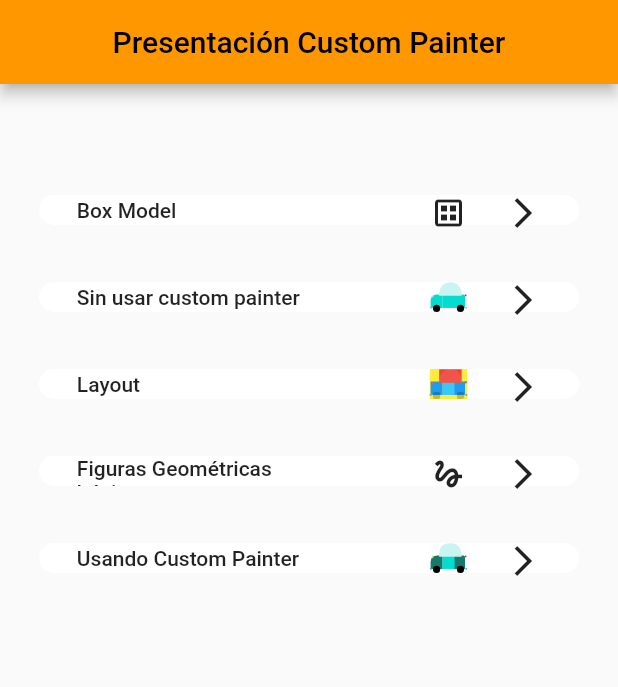
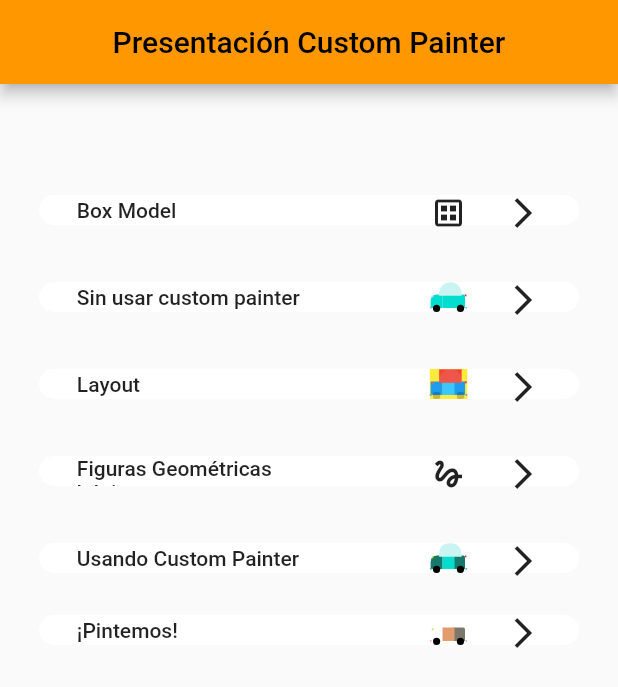
Before and after one commit to somosaleteo/aleteo_car, a Flutter app: the screen it shows after launch, on a phone screen of 412 x 824 dp. Shown: the top 687 px of the screen. Run offline on Flutter 3.47's test engine with Material 2 defaults, Android fonts, the phone set to English and light mode, and no system bars.

Commit message:
Workshop Car Added

```diff
--- /dev/null
+++ b/lib/ui/pages/my_car__workshop_custom_painter_page.dart
@@ -0,0 +1,25 @@
+import 'package:aleteo_car/ui/widgets/cars/car_types/car_workshop_custom_painter_fiat_widget%20copy.dart';
+import 'package:flutter/material.dart';
+
+import '../../helpers/responsive_helper.dart';
+import '../widgets/my_custom_scaffold_widget.dart';
+
+class MyCarWorkshopCustomPainterPage extends StatelessWidget {
+  const MyCarWorkshopCustomPainterPage({Key? key}) : super(key: key);
+
+  @override
+  Widget build(BuildContext context) {
+    final tmp = dpFromSize(MediaQuery.of(context).size, 380, true);
+    final Size size = Size(tmp * 1.25, tmp);
+
+    return MyCustomScaffold(
+      title: 'Usando Custom painter',
+      page: Center(
+        child: CarWorkshopCustomPainterFiatWidget(
+          size: size,
+          showLayoutColors: false,
+        ),
+      ),
+    );
+  }
+}
--- a/lib/ui/pages/my_home_page.dart
+++ b/lib/ui/pages/my_home_page.dart
@@ -1,3 +1,5 @@
+import 'package:aleteo_car/ui/pages/my_car__workshop_custom_painter_page.dart';
+import 'package:aleteo_car/ui/widgets/cars/car_types/car_workshop_custom_painter_fiat_widget%20copy.dart';
 import 'package:flutter/material.dart';
 
 import '../../helpers/responsive_helper.dart';
@@ -82,6 +84,15 @@ class MyHomePage extends StatelessWidget {
                     showLayoutColors: false,
                   ),
                 ),
+                MyNavigatorButtonWidget(
+                  page: const MyCarWorkshopCustomPainterPage(),
+                  size: size,
+                  label: "¡Pintemos!",
+                  child: CarWorkshopCustomPainterFiatWidget(
+                    size: size2,
+                    showLayoutColors: false,
+                  ),
+                ),
               ],
             ),
           ),
--- /dev/null
+++ b/lib/ui/widgets/cars/car_types/car_workshop_custom_painter_fiat_widget copy.dart
@@ -0,0 +1,226 @@
+import 'package:aleteo_car/ui/widgets/vehicle_parts/car_bonnets/car_bonnet_workshop_custom_painter_widget.dart';
+import 'package:aleteo_car/ui/widgets/vehicle_parts/car_cockpicks/car_cockpick_workshop_custom_painter_widget.dart';
+import 'package:aleteo_car/ui/widgets/vehicle_parts/car_doors/car_door_workshop_custom_painter_widget.dart';
+import 'package:aleteo_car/ui/widgets/vehicle_parts/car_front_bumpers/car_front_bumber_workshop_custom_painter_widget.dart';
+import 'package:aleteo_car/ui/widgets/vehicle_parts/car_front_lights/car_front_light_workshop_custom_painter_widget.dart';
+import 'package:aleteo_car/ui/widgets/vehicle_parts/car_rear_bumpers/car_rear_bumper_workshop_custom_painter_widget.dart';
+import 'package:aleteo_car/ui/widgets/vehicle_parts/car_rear_lights/car_rear_light_worshop_custom_painter_widget.dart';
+import 'package:aleteo_car/ui/widgets/vehicle_parts/car_trunks/car_trunk_workshop_custom_painter_widget.dart';
+import 'package:aleteo_car/ui/widgets/vehicle_parts/car_wheels/car_wheel_workshop_custom_painter_widget.dart';
+import 'package:flutter/material.dart';
+
+import '../../../../helpers/responsive_helper.dart';
+import '../../main_vehicle_container_widget.dart';
+import '../../vehicle_part_widget.dart';
+import '../car_bonnet_widget.dart';
+import '../cockpick_widget.dart';
+import '../doors_widget.dart';
+import '../front_bumper_widget.dart';
+import '../front_light_widget.dart';
+import '../front_wheel_widget.dart';
+import '../rear_bumper_widget.dart';
+import '../rear_light_widget.dart';
+import '../rear_wheel_widget.dart';
+import '../trunk_widget.dart';
+
+class CarWorkshopCustomPainterFiatWidget extends StatelessWidget {
+  const CarWorkshopCustomPainterFiatWidget({
+    Key? key,
+    required this.size,
+    this.showLayoutColors = false,
+  }) : super(key: key);
+  final Size size;
+  final bool showLayoutColors;
+
+  @override
+  Widget build(BuildContext context) {
+    final wheelSizeTmp = dpPercent(size.width, 19.11);
+    final wheelSize = Size(
+      wheelSizeTmp,
+      wheelSizeTmp,
+    );
+    final cockpickSize = Size(
+      dpPercent(
+        size.width,
+        60,
+      ),
+      dpPercent(size.height, 45),
+    );
+    final doorsSize = Size(
+      dpPercent(
+        size.width,
+        32,
+      ),
+      dpPercent(size.height, 44.84),
+    );
+    final rearBumperSize = Size(
+      dpPercent(
+        size.width,
+        4.78,
+      ),
+      dpPercent(size.height, 6.73),
+    );
+    final frontBumperSize = rearBumperSize;
+    final rearLightSize = rearBumperSize;
+    final frontLightSize = rearBumperSize;
+    final trunkSize = doorsSize;
+    final bonnetSize = doorsSize;
+    final leftPositionWheel = dpPercent(size.width, 8.60);
+    final leftPositionCockpick = dpPercent(size.width, 25);
+    final leftPositionDoors = dpPercent(size.width, 34);
+    final topPositionDoors = dpPercent(size.height, 41.70);
+    final leftPositionTrunk = leftPositionDoors + doorsSize.width - 1.0;
+    final leftPositionRearBumper = size.width - rearBumperSize.width;
+    final leftPositionRearlight = dpPercent(size.width, 93.63);
+    final leftPositionFrontlight = dpPercent(size.width, 4.78);
+    const leftPositionFrontBumper = 0.0;
+    final leftPositionBonnet = dpPercent(size.width, 2.23);
+    final topPositionTrunk = topPositionDoors;
+    final topPositionBonnet = topPositionDoors;
+    final topPositionRearBumper = dpPercent(size.height, 82.96);
+    final topPositionFrontBumper = topPositionRearBumper;
+    final topPositionRearLight = dpPercent(size.height, 40.81);
+    final topPositionFrontLight = dpPercent(size.height, 43.95);
+    final leftPositionRearWheel = dpPercent(size.width, 72.29);
+    final topPositionWheel = size.height - wheelSize.width;
+    final topPositionCockpick = dpPercent(size.height, 1.0);
+
+    const color1 = Color.fromRGBO(123, 121, 108, 1.0),
+        color2 = Color.fromRGBO(201, 44, 242, 1.0),
+        colorFrontLight = Color.fromRGBO(182, 223, 50, 1.0),
+        colorRearLight = Color.fromRGBO(220, 50, 50, 1.0),
+        colorBumper = Color.fromRGBO(250, 175, 180, 1.0);
+
+    return MainVehicleContainerWidget(
+      size: size,
+      color: showLayoutColors ? Colors.yellow : Colors.transparent,
+      listOfVehicleParts: [
+        CarBonnetWidget(
+          left: leftPositionBonnet,
+          top: topPositionBonnet,
+          vehiclePartWidget: VehiclePartWidget(
+            showLayout: showLayoutColors,
+            color: Colors.blue,
+            size: bonnetSize,
+            child: const CarBonnetWorkshopCustomPainterWidget(
+              color: color1,
+            ),
+          ),
+        ),
+        TrunkWidget(
+          left: leftPositionTrunk,
+          top: topPositionTrunk,
+          vehiclePartWidget: VehiclePartWidget(
+            showLayout: showLayoutColors,
+            color: Colors.blue,
+            size: trunkSize,
+            child: Opacity(
+                opacity: showLayoutColors ? .15 : 1.0,
+                child:
+                    const CarTrunkWorkshopCustomPainterWidget(color: color1)),
+          ),
+        ),
+        DoorsWidget(
+          left: leftPositionDoors,
+          top: topPositionDoors,
+          vehiclePartWidget: VehiclePartWidget(
+            showLayout: showLayoutColors,
+            color: Colors.lightBlueAccent,
+            size: doorsSize,
+            child: const CarDoorsWorkshopCustomPainterWidget(),
+          ),
+        ),
+        CockpickWidget(
+          left: leftPositionCockpick,
+          top: topPositionCockpick,
+          vehiclePartWidget: VehiclePartWidget(
+            showLayout: showLayoutColors,
+            color: Colors.red,
+            size: cockpickSize,
+            child: Opacity(
+                opacity: showLayoutColors ? .15 : 1.0,
+                child: const CarCockpickWorkshopCustomPainterWidget(
+                    color: color2)),
+          ),
+        ),
+        FrontWheelWidget(
+          left: leftPositionRearWheel,
+          top: topPositionWheel,
+          vehiclePartWidget: VehiclePartWidget(
+            showLayout: showLayoutColors,
+            color: Colors.black12,
+            size: wheelSize,
+            child: Opacity(
+                opacity: showLayoutColors ? .15 : 1.0,
+                child: const CarWheelWorkshopCustomPainter()),
+          ),
+        ),
+        RearWheelWidget(
+          left: leftPositionWheel,
+          top: topPositionWheel,
+          vehiclePartWidget: VehiclePartWidget(
+            showLayout: showLayoutColors,
+            color: Colors.black12,
+            size: wheelSize,
+            child: Opacity(
+                opacity: showLayoutColors ? .15 : 1.0,
+                child: const CarWheelWorkshopCustomPainter()),
+          ),
+        ),
+        RearBumperWidget(
+          left: leftPositionRearBumper,
+          top: topPositionRearBumper,
+          vehiclePartWidget: VehiclePartWidget(
+            showLayout: showLayoutColors,
+            color: Colors.grey,
+            size: rearBumperSize,
+            child: Opacity(
+              opacity: showLayoutColors ? .15 : 1.0,
+              child: const CarRearBumperWorkshopCustomPainterWidget(
+                color: colorBumper,
+              ),
+            ),
+          ),
+        ),
+        FrontBumperWidget(
+          left: leftPositionFrontBumper,
+          top: topPositionFrontBumper,
+          vehiclePartWidget: VehiclePartWidget(
+            showLayout: showLayoutColors,
+            color: Colors.grey,
+            size: frontBumperSize,
+            child: const CarFrontBumperWorkshopCustomPainterWidget(
+                color: colorBumper),
+          ),
+        ),
+        RearLightWidget(
+          left: leftPositionRearlight,
+          top: topPositionRearLight,
+          vehiclePartWidget: VehiclePartWidget(
+            showLayout: showLayoutColors,
+            color: Colors.red,
+            size: rearLightSize,
+            child: Opacity(
+              opacity: showLayoutColors ? .15 : 1.0,
+              child: const CarRearLightWorkshopCustomPainterWidget(
+                color: colorRearLight,
+              ),
+            ),
+          ),
+        ),
+        FrontLightWidget(
+          left: leftPositionFrontlight,
+          top: topPositionFrontLight,
+          vehiclePartWidget: VehiclePartWidget(
+            showLayout: showLayoutColors,
+            color: Colors.yellow,
+            size: frontLightSize,
+            child: const CarFrontLightWorkshopCustomPainterWidget(
+              color: colorFrontLight,
+            ),
+          ),
+        ),
+      ],
+    );
+  }
+}
--- /dev/null
+++ b/lib/ui/widgets/vehicle_parts/car_bonnets/car_bonnet_workshop_custom_painter_widget.dart
@@ -0,0 +1,39 @@
+import 'package:flutter/material.dart';
+
+import '../../../../entities.dart';
+
+class CarBonnetWorkshopCustomPainterWidget extends StatelessWidget
+    with EntityCarBonnet {
+  const CarBonnetWorkshopCustomPainterWidget({Key? key, this.color})
+      : super(key: key);
+
+  final Color? color;
+
+  @override
+  Widget build(BuildContext context) {
+    return CustomPaint(
+      painter: _CarBonnetWorkshopPainter(
+          color: color ?? const Color.fromRGBO(3, 221, 208, 1.0)),
+    );
+  }
+}
+
+class _CarBonnetWorkshopPainter extends CustomPainter {
+  _CarBonnetWorkshopPainter({required this.color});
+
+  final Color color;
+
+  @override
+  void paint(Canvas canvas, Size size) {
+    final paint = Paint()..color = color;
+
+    final path = Path()
+        //TODO Code Here
+        ;
+
+    canvas.drawPath(path, paint);
+  }
+
+  @override
+  bool shouldRepaint(_CarBonnetWorkshopPainter oldDelegate) => true;
+}
--- /dev/null
+++ b/lib/ui/widgets/vehicle_parts/car_cockpicks/car_cockpick_workshop_custom_painter_widget.dart
@@ -0,0 +1,39 @@
+import 'package:flutter/material.dart';
+
+import '../../../../entities.dart';
+
+class CarCockpickWorkshopCustomPainterWidget extends StatelessWidget
+    with EntityCockpick {
+  const CarCockpickWorkshopCustomPainterWidget({Key? key, this.color})
+      : super(key: key);
+
+  final Color? color;
+
+  @override
+  Widget build(BuildContext context) {
+    return CustomPaint(
+      painter: _CarCockpickWorkshopPainter(
+          color: color ?? const Color.fromRGBO(3, 221, 208, 1.0)),
+    );
+  }
+}
+
+class _CarCockpickWorkshopPainter extends CustomPainter {
+  _CarCockpickWorkshopPainter({required this.color});
+
+  final Color color;
+
+  @override
+  void paint(Canvas canvas, Size size) {
+    final paint = Paint()..color = color;
+
+    final path = Path()
+        //TODO Code Here
+        ;
+
+    canvas.drawPath(path, paint);
+  }
+
+  @override
+  bool shouldRepaint(_CarCockpickWorkshopPainter oldDelegate) => true;
+}
--- /dev/null
+++ b/lib/ui/widgets/vehicle_parts/car_doors/car_door_workshop_custom_painter_widget.dart
@@ -0,0 +1,36 @@
+import 'package:flutter/material.dart';
+
+import '../../../../entities.dart';
+
+class CarDoorsWorkshopCustomPainterWidget extends StatelessWidget
+    with EntityTrunk {
+  const CarDoorsWorkshopCustomPainterWidget({Key? key, this.color})
+      : super(key: key);
+
+  final Color? color;
+
+  @override
+  Widget build(BuildContext context) {
+    return CustomPaint(
+      painter: _CarDoorsWorkshopPainter(
+          color: color ?? const Color.fromARGB(255, 225, 155, 111)),
+    );
+  }
+}
+
+class _CarDoorsWorkshopPainter extends CustomPainter {
+  _CarDoorsWorkshopPainter({required this.color});
+
+  final Color color;
+
+  @override
+  void paint(Canvas canvas, Size size) {
+    final rect = Rect.fromLTRB(0, 0, size.width, size.height);
+    final paint = Paint()..color = color;
+
+    canvas.drawRect(rect, paint);
+  }
+
+  @override
+  bool shouldRepaint(_CarDoorsWorkshopPainter oldDelegate) => true;
+}
--- /dev/null
+++ b/lib/ui/widgets/vehicle_parts/car_front_bumpers/car_front_bumber_workshop_custom_painter_widget.dart
@@ -0,0 +1,42 @@
+import 'package:flutter/material.dart';
+
+import '../../../../entities.dart';
+
+class CarFrontBumperWorkshopCustomPainterWidget extends StatelessWidget
+    with EntityFrontBumper {
+  const CarFrontBumperWorkshopCustomPainterWidget({Key? key, this.color})
+      : super(key: key);
+
+  final Color? color;
+
+  @override
+  Widget build(BuildContext context) {
+    return CustomPaint(
+      painter: _CarFrontWorkshopBumperPainter(
+        color: color ?? const Color.fromRGBO(125, 125, 125, 1.0),
+      ),
+    );
+  }
+}
+
+class _CarFrontWorkshopBumperPainter extends CustomPainter {
+  _CarFrontWorkshopBumperPainter({required this.color});
+
+  final Color color;
+
+  @override
+  void paint(Canvas canvas, Size size) {
+    final paint = Paint()..color = color;
+
+    final path = Path()
+      ..lineTo(size.width, 0)
+      ..lineTo(size.width, size.height)
+      ..quadraticBezierTo(0, size.height, 0, 0)
+      ..close();
+
+    canvas.drawPath(path, paint);
+  }
+
+  @override
+  bool shouldRepaint(_CarFrontWorkshopBumperPainter oldDelegate) => true;
+}
--- /dev/null
+++ b/lib/ui/widgets/vehicle_parts/car_front_lights/car_front_light_workshop_custom_painter_widget.dart
@@ -0,0 +1,43 @@
+import 'package:flutter/material.dart';
+
+import '../../../../entities.dart';
+
+class CarFrontLightWorkshopCustomPainterWidget extends StatelessWidget
+    with EntityFrontLight {
+  const CarFrontLightWorkshopCustomPainterWidget({Key? key, this.color})
+      : super(key: key);
+
+  final Color? color;
+
+  @override
+  Widget build(BuildContext context) {
+    return CustomPaint(
+      painter: _CarFrontLightWorkshopPainter(
+        color: color ?? const Color.fromRGBO(225, 0, 0, 1.0),
+      ),
+    );
+  }
+}
+
+class _CarFrontLightWorkshopPainter extends CustomPainter {
+  _CarFrontLightWorkshopPainter({required this.color});
+
+  final Color color;
+
+  @override
+  void paint(Canvas canvas, Size size) {
+    final paint = Paint()..color = color;
+
+    final path = Path()
+      ..moveTo(0, size.height)
+      ..lineTo(size.width, size.height)
+      ..lineTo(size.width, 0)
+      ..quadraticBezierTo(0, 0, 0, size.height)
+      ..close();
+
+    canvas.drawPath(path, paint);
+  }
+
+  @override
+  bool shouldRepaint(_CarFrontLightWorkshopPainter oldDelegate) => true;
+}
--- /dev/null
+++ b/lib/ui/widgets/vehicle_parts/car_rear_bumpers/car_rear_bumper_workshop_custom_painter_widget.dart
@@ -0,0 +1,34 @@
+import 'package:flutter/material.dart';
+
+class CarRearBumperWorkshopCustomPainterWidget extends StatelessWidget {
+  const CarRearBumperWorkshopCustomPainterWidget({super.key, this.color});
+
+  final Color? color;
+
+  @override
+  Widget build(BuildContext context) {
+    return CustomPaint(
+      painter: _CarRearBumperWorkshopPainter(
+        color: color ?? const Color.fromRGBO(125, 125, 125, 1.0),
+      ),
+    );
+  }
+}
+
+class _CarRearBumperWorkshopPainter extends CustomPainter {
+  _CarRearBumperWorkshopPainter({required this.color});
+  final Color color;
+  @override
+  void paint(Canvas canvas, Size size) {
+    final carRearBrush = Paint()..color = color;
+    final carRearPath = Path()
+      ..lineTo(size.width, 0)
+      ..quadraticBezierTo(size.width, size.height, 0, size.height)
+      ..close();
+
+    canvas.drawPath(carRearPath, carRearBrush);
+  }
+
+  @override
+  bool shouldRepaint(covariant CustomPainter oldDelegate) => true;
+}
--- /dev/null
+++ b/lib/ui/widgets/vehicle_parts/car_rear_lights/car_rear_light_worshop_custom_painter_widget.dart
@@ -0,0 +1,33 @@
+import 'package:flutter/material.dart';
+
+class CarRearLightWorkshopCustomPainterWidget extends StatelessWidget {
+  const CarRearLightWorkshopCustomPainterWidget({super.key, this.color});
+
+  final Color? color;
+
+  @override
+  Widget build(BuildContext context) {
+    return CustomPaint(
+      painter: _CarRearLightWorkshopPainter(
+          color: color ?? const Color.fromRGBO(225, 0, 0, 1.0)),
+    );
+  }
+}
+
+class _CarRearLightWorkshopPainter extends CustomPainter {
+  _CarRearLightWorkshopPainter({required this.color});
+
+  final Color color;
+  @override
+  void paint(Canvas canvas, Size size) {
+    final carRearLightBrush = Paint()..color = color;
+    final carRearPath = Path()
+        //TODO Code Here
+        ;
+
+    canvas.drawPath(carRearPath, carRearLightBrush);
+  }
+
+  @override
+  bool shouldRepaint(covariant CustomPainter oldDelegate) => true;
+}
--- /dev/null
+++ b/lib/ui/widgets/vehicle_parts/car_trunks/car_trunk_workshop_custom_painter_widget.dart
@@ -0,0 +1,45 @@
+import 'package:flutter/material.dart';
+
+import '../../../../entities.dart';
+
+class CarTrunkWorkshopCustomPainterWidget extends StatelessWidget with EntityTrunk {
+  const CarTrunkWorkshopCustomPainterWidget({super.key, this.color});
+
+  final Color? color;
+
+  @override
+  Widget build(BuildContext context) {
+    return CustomPaint(
+      painter: _CarTrunkWorkshopPainter(
+        color: color ?? const Color.fromRGBO(3, 221, 208, 1.0),
+      ),
+    );
+  }
+}
+
+class _CarTrunkWorkshopPainter extends CustomPainter {
+  _CarTrunkWorkshopPainter({required this.color});
+
+  final Color color;
+
+  @override
+  void paint(Canvas canvas, Size size) {
+    final trunkBrush = Paint()..color = color;
+    final trunkPath = Path()
+      ..lineTo(size.width * 0.85, 0)
+      ..quadraticBezierTo(
+        size.width,
+        0,
+        size.width,
+        size.height * 0.15,
+      )
+      ..lineTo(size.width, size.height)
+      ..lineTo(0, size.height)
+      ..close();
+
+    canvas.drawPath(trunkPath, trunkBrush);
+  }
+
+  @override
+  bool shouldRepaint(covariant CustomPainter oldDelegate) => true;
+}
--- /dev/null
+++ b/lib/ui/widgets/vehicle_parts/car_wheels/car_wheel_workshop_custom_painter_widget.dart
@@ -0,0 +1,37 @@
+import 'package:aleteo_car/entities.dart';
+import 'package:flutter/material.dart';
+
+class CarWheelWorkshopCustomPainter extends StatelessWidget
+    with EntityFrontWheel, EntityRearWheel {
+  const CarWheelWorkshopCustomPainter({super.key, this.color});
+
+  final Color? color;
+
+  @override
+  Widget build(BuildContext context) {
+    return CustomPaint(
+      painter: _CarWheelWorkshopPainter(
+          color: color ?? const Color.fromRGBO(0, 0, 0, 1.0)),
+    );
+  }
+}
+
+class _CarWheelWorkshopPainter extends CustomPainter {
+  _CarWheelWorkshopPainter({required this.color});
+  final Color color;
+
+  @override
+  void paint(Canvas canvas, Size size) {
+    final centerX = size.width / 2;
+    final centerY = size.height / 2;
+
+    final radius = centerX; //  D/2
+
+    final circleBrush = Paint()..color = color;
+
+    canvas.drawCircle(Offset(centerX, centerY), radius, circleBrush);
+  }
+
+  @override
+  bool shouldRepaint(covariant CustomPainter oldDelegate) => true;
+}
```
